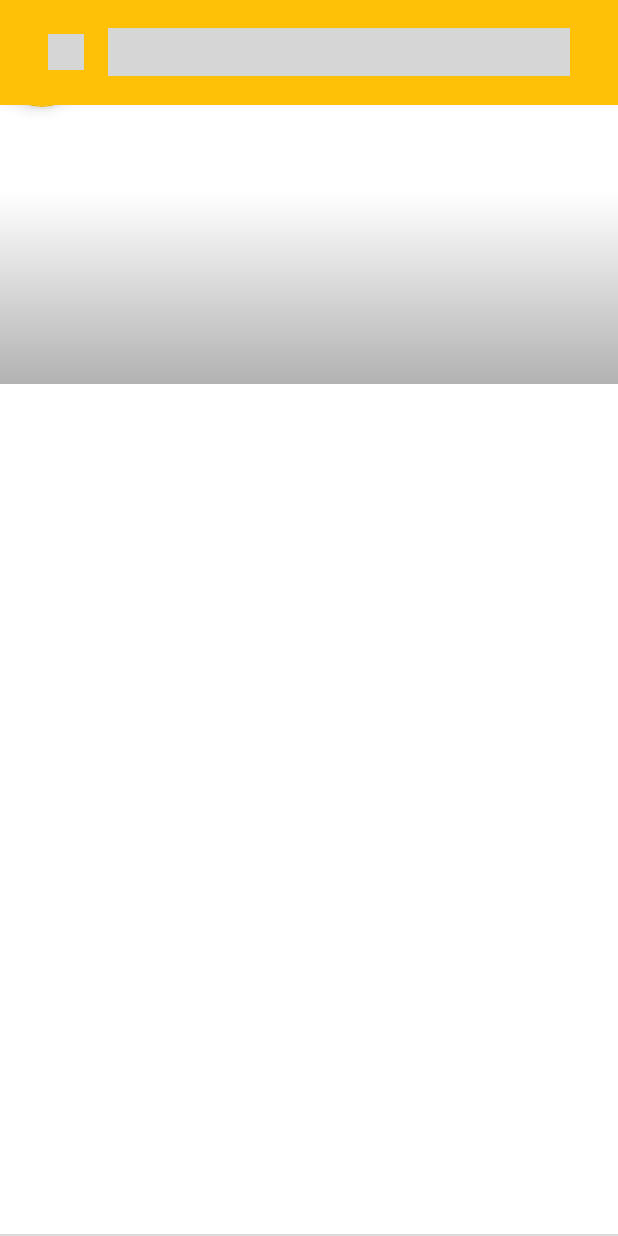
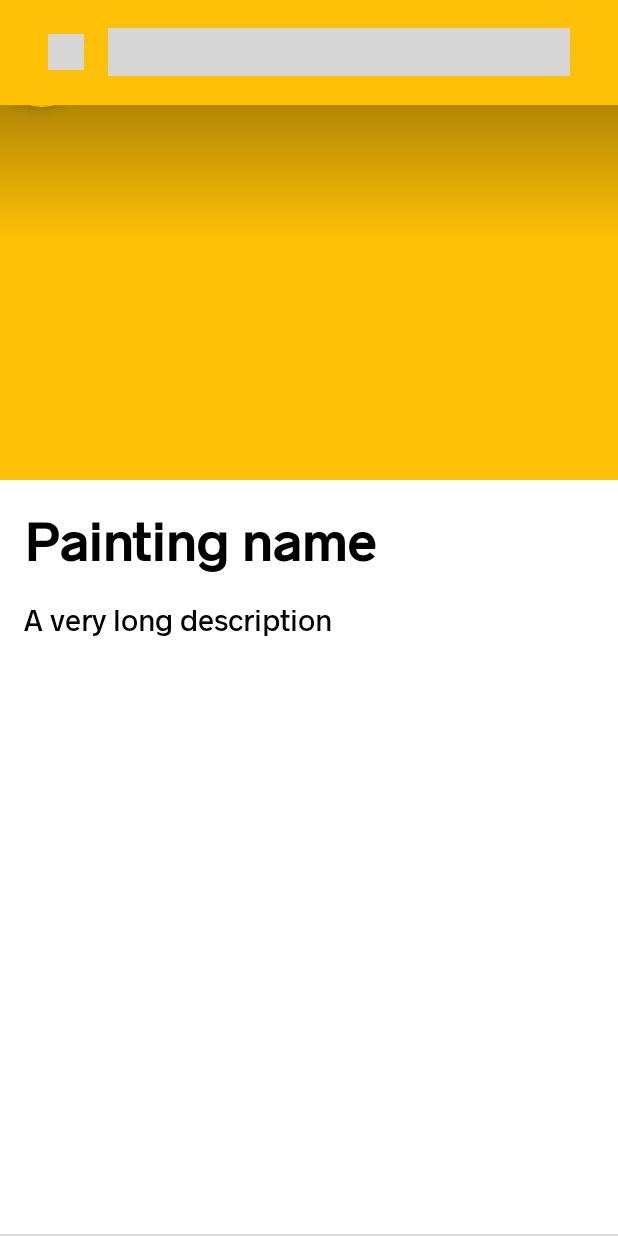
Before and after one commit to matteolobello/museo-palazzo-venezia, an Android app: the layout activity_painting.xml on its own in the app's theme, with its tools: preview values and no code run, on a phone screen of 412 x 824 dp. Run offline under Robolectric (Android 15) with nearby library versions, the phone set to English and light mode, and no system bars; plain views replace FABToolbarLayout, PlayIconView, SeekBarCompat; grey boxes are pictures that could not be loaded.

Commit message:
UI improvements, downloadable APK

```diff
--- a/app/src/main/java/com/matteolobello/palazzovenezia/ui/activity/IntroductionActivity.java
+++ b/app/src/main/java/com/matteolobello/palazzovenezia/ui/activity/IntroductionActivity.java
@@ -34,7 +34,8 @@ public class IntroductionActivity extends AppCompatActivity {
         super.onCreate(savedInstanceState);
         setContentView(R.layout.activity_introduction);
 
-        SystemBarsUtil.setFullyTransparentSystemBars(this, true);
+        SystemBarsUtil.setFullyTransparentNavigationBar(this);
+        SystemBarsUtil.setFullyTransparentStatusBar(this);
 
         mViewPager = findViewById(R.id.introduction_view_pager);
         mPageIndicatorView = findViewById(R.id.viewpager_indicator);
--- a/app/src/main/java/com/matteolobello/palazzovenezia/ui/activity/QRCodeActivity.java
+++ b/app/src/main/java/com/matteolobello/palazzovenezia/ui/activity/QRCodeActivity.java
@@ -36,6 +36,7 @@ public class QRCodeActivity extends AppCompatActivity implements ZXingScannerVie
 
         SystemBarsUtil.setNavigationBarColor(this, ContextCompat.getColor(this, android.R.color.white), false);
         SystemBarsUtil.setStatusBarColor(this, ContextCompat.getColor(this, android.R.color.white), false);
+        SystemBarsUtil.goImmersive(this);
 
         ActionBar actionBar = getSupportActionBar();
         if (actionBar != null) {
--- a/app/src/main/res/drawable/scrim.xml
+++ b/app/src/main/res/drawable/scrim.xml
@@ -5,7 +5,7 @@
     <gradient
         android:angle="-90"
         android:centerColor="#00000000"
-        android:startColor="#4d000000"
+        android:startColor="#88000000"
         android:type="linear" />
 
 </shape>
--- a/app/src/main/res/layout/activity_painting.xml
+++ b/app/src/main/res/layout/activity_painting.xml
@@ -5,15 +5,12 @@
     android:layout_width="match_parent"
     android:layout_height="match_parent"
     android:background="@android:color/white"
-    android:fitsSystemWindows="true"
     tools:context="com.matteolobello.palazzovenezia.ui.activity.PaintingActivity">
 
     <com.google.android.material.appbar.AppBarLayout
         android:layout_width="match_parent"
-        android:layout_height="@dimen/app_bar_height"
+        android:layout_height="320dp"
         android:background="@android:color/transparent"
-        android:fitsSystemWindows="true"
-        android:theme="@style/AppTheme.AppBarOverlay"
         app:elevation="8dp">
 
         <com.google.android.material.appbar.CollapsingToolbarLayout
@@ -24,30 +21,19 @@
             app:contentScrim="?attr/colorPrimary"
             app:layout_scrollFlags="scroll|exitUntilCollapsed">
 
-            <RelativeLayout
-                android:layout_width="match_parent"
-                android:layout_height="match_parent"
-                android:fitsSystemWindows="true">
-
-                <ImageView
+            <androidx.appcompat.widget.AppCompatImageView
                 android:id="@+id/painting_image_view"
                 android:layout_width="match_parent"
                 android:layout_height="match_parent"
                 android:scaleType="centerCrop"
-                    android:src="@android:color/transparent" />
-
-                <View
-                    android:layout_width="match_parent"
-                    android:layout_height="150dp"
-                    android:background="@drawable/scrim" />
+                android:src="@android:color/transparent"
+                app:layout_collapseMode="parallax"
+                tools:src="@color/colorAccent" />
 
             <View
                 android:layout_width="match_parent"
                 android:layout_height="match_parent"
-                    android:background="@drawable/scrim"
-                    android:rotation="180" />
-
-            </RelativeLayout>
+                android:background="@drawable/scrim" />
 
             <androidx.appcompat.widget.Toolbar
                 android:id="@+id/toolbar"
@@ -67,14 +53,34 @@
         android:layout_height="match_parent"
         app:layout_behavior="@string/appbar_scrolling_view_behavior">
 
+        <LinearLayout
+            android:layout_width="match_parent"
+            android:layout_height="wrap_content"
+            android:orientation="vertical">
+
+            <androidx.appcompat.widget.AppCompatTextView
+                android:id="@+id/painting_title_text_view"
+                android:layout_width="wrap_content"
+                android:layout_height="wrap_content"
+                android:layout_marginStart="16dp"
+                android:layout_marginTop="16dp"
+                android:layout_marginEnd="16dp"
+                android:textColor="@android:color/black"
+                android:textSize="36sp"
+                android:textStyle="bold"
+                tools:text="Painting name" />
+
             <androidx.appcompat.widget.AppCompatTextView
                 android:id="@+id/painting_description_text_view"
                 android:layout_width="wrap_content"
                 android:layout_height="wrap_content"
-            android:layout_margin="@dimen/text_margin"
-            android:paddingBottom="32dp"
+                android:layout_margin="16dp"
+                android:paddingBottom="56dp"
                 android:textColor="@android:color/black"
-            android:textSize="20sp" />
+                android:textSize="20sp"
+                tools:text="A very long description" />
+
+        </LinearLayout>
 
     </androidx.core.widget.NestedScrollView>
 
@@ -107,6 +113,8 @@
                     android:layout_width="wrap_content"
                     android:layout_height="wrap_content"
                     android:layout_centerVertical="true"
+                    android:tint="@android:color/white"
+                    app:backgroundTint="@color/colorAccent"
                     app:fabSize="normal"
                     app:rippleColor="@android:color/white"
                     app:srcCompat="@drawable/ic_headset" />
--- a/app/src/main/res/values/dimens.xml
+++ /dev/null
@@ -1,4 +0,0 @@
-<resources>
-    <dimen name="app_bar_height">256dp</dimen>
-    <dimen name="text_margin">16dp</dimen>
-</resources>
--- a/app/src/main/res/values/styles.xml
+++ b/app/src/main/res/values/styles.xml
@@ -1,6 +1,6 @@
 <resources>
 
-    <style name="AppTheme" parent="Theme.AppCompat.Light.NoActionBar">
+    <style name="AppTheme" parent="Theme.MaterialComponents.Light.NoActionBar">
         <item name="colorPrimary">@color/colorPrimary</item>
         <item name="colorPrimaryDark">@color/colorPrimaryDark</item>
         <item name="colorAccent">@color/colorAccent</item>
@@ -13,11 +13,9 @@
         <item name="windowNoTitle">true</item>
     </style>
 
-    <style name="AppTheme.AppBarOverlay" parent="ThemeOverlay.AppCompat.Dark.ActionBar" />
+    <style name="AppTheme.PopupOverlay" parent="ThemeOverlay.MaterialComponents.Light" />
 
-    <style name="AppTheme.PopupOverlay" parent="ThemeOverlay.AppCompat.Light" />
-
-    <style name="LaunchScreenTheme" parent="Theme.AppCompat.NoActionBar">
+    <style name="LaunchScreenTheme" parent="Theme.MaterialComponents.NoActionBar">
         <item name="android:windowBackground">@drawable/launch_screen</item>
     </style>
 
--- a/build.gradle
+++ b/build.gradle
@@ -6,7 +6,7 @@ buildscript {
         google()
     }
     dependencies {
-        classpath "com.android.tools.build:gradle:3.4.0-alpha02"
+        classpath 'com.android.tools.build:gradle:3.5.0-alpha06'
 
         // NOTE: Do not place your application dependencies here; they belong
         // in the individual module build.gradle files
```
Also changed, not shown: app/build.gradle (+4 -4 lines), app/src/main/java/com/matteolobello/palazzovenezia/ui/activity/FullscreenPaintingActivity.java (+3 -7 lines), app/src/main/java/com/matteolobello/palazzovenezia/ui/activity/HomeActivity.java (+18 -13 lines), app/src/main/java/com/matteolobello/palazzovenezia/ui/activity/PaintingActivity.java (+25 -18 lines), app/src/main/java/com/matteolobello/palazzovenezia/util/BitmapUtil.java (added, +25 -0 lines), app/src/main/java/com/matteolobello/palazzovenezia/util/SystemBarsUtil.java (+25 -7 lines), gradle/wrapper/gradle-wrapper.properties, 1 other file. Lines whose indentation alone changed are shown as unchanged.
